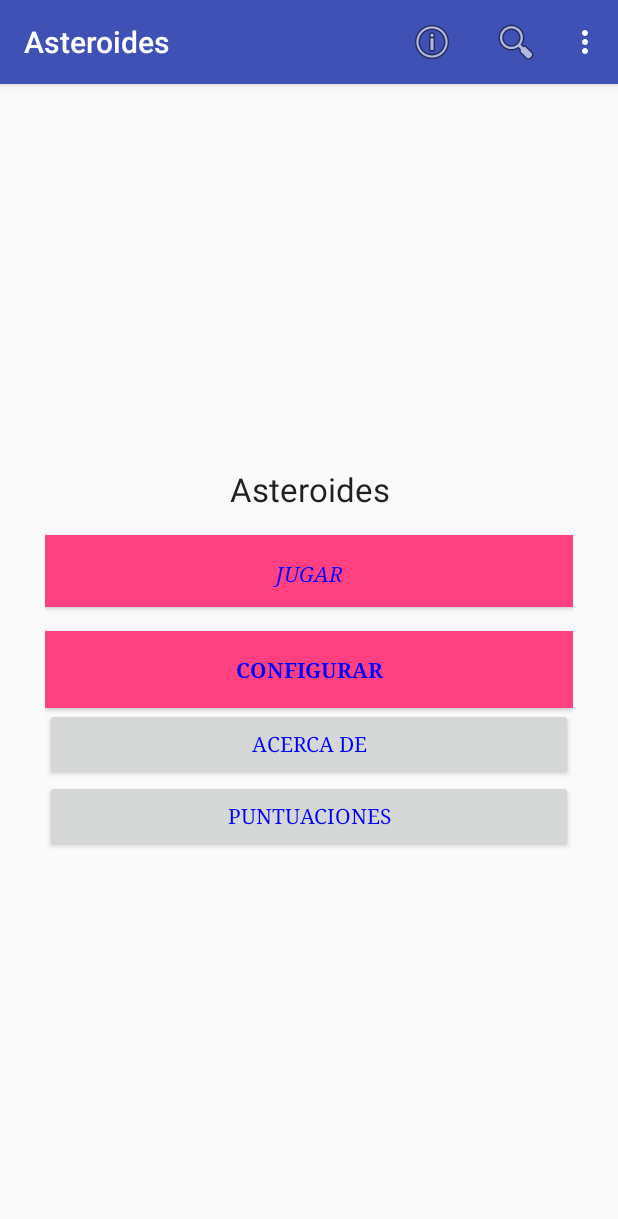
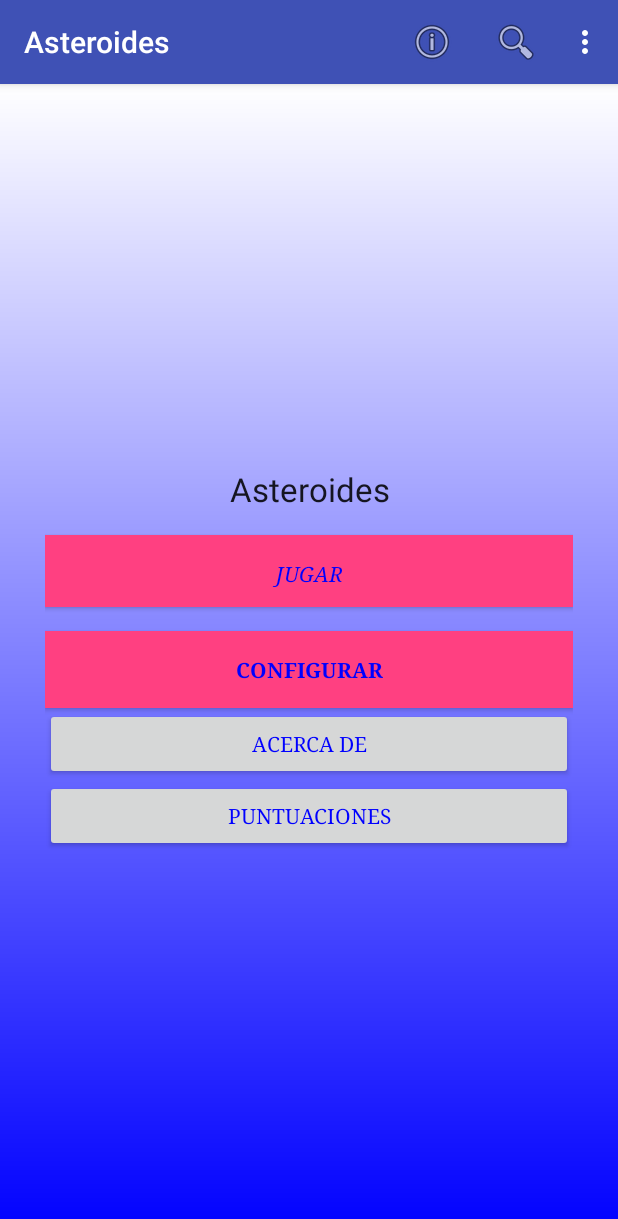
Before and after one commit to jamarfal/Asteroides_Master_UPV, an Android app: the screen it shows after launch (MainActivity), on a phone screen of 412 x 824 dp. Shown: the top 1219 px of the screen. Run offline under Robolectric (Android 15) with nearby library versions, the phone set to English and light mode, and no system bars.

Commit message:
background degraded

```diff
--- /dev/null
+++ b/app/src/main/res/drawable/degraded.xml
@@ -0,0 +1,6 @@
+<shape xmlns:android="http://schemas.android.com/apk/res/android">
+    <gradient
+        android:angle="270"
+        android:endColor="#0000FF"
+        android:startColor="#FFFFFF" />
+</shape>
--- a/app/src/main/res/layout/activity_main.xml
+++ b/app/src/main/res/layout/activity_main.xml
@@ -7,6 +7,7 @@
     android:gravity="center"
     android:orientation="vertical"
     android:padding="@dimen/margin_buttons"
+    android:background="@drawable/degraded"
     tools:context="org.example.asteroides.MainActivity">
 
 
```
